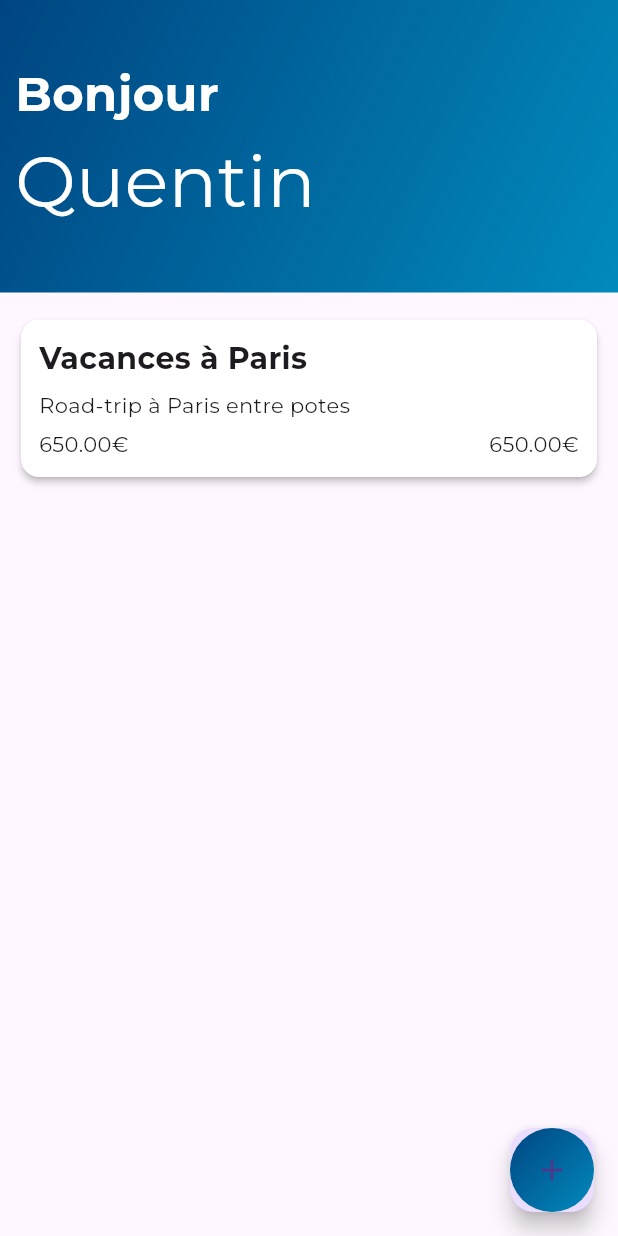
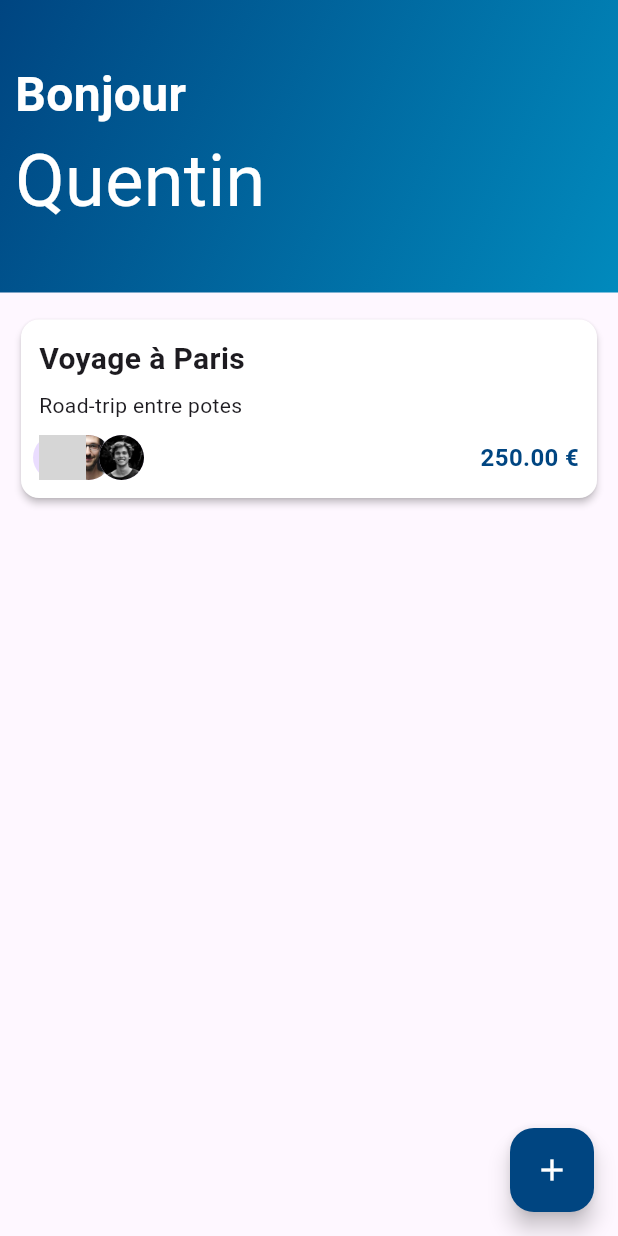
Before and after one commit to Torvaldi/ShareMyBill, a Flutter app: the screen it shows after launch, on a phone screen of 412 x 824 dp. Run offline on Flutter 3.47's test engine with Material 3 defaults, Android fonts, the phone set to English and light mode, and no system bars; project files that could hold a hidden picture were left out; grey boxes are pictures that could not be loaded.

Commit message:
Started adding a trip page view

```diff
--- /dev/null
+++ b/lib/Model/trip.dart
@@ -0,0 +1,7 @@
+class Trip {
+  final String title;
+  final String description;
+  final double price;
+
+  Trip({required this.title, required this.description, required this.price});
+}
--- /dev/null
+++ b/lib/Pages/Homepage/homepage.dart
@@ -0,0 +1,88 @@
+import 'package:flutter/material.dart';
+import 'package:share_my_bill/Model/trip.dart';
+import 'package:share_my_bill/Pages/Homepage/trip_card.dart';
+
+class Homepage extends StatefulWidget {
+  const Homepage({super.key});
+
+  @override
+  State<Homepage> createState() => _HomepageState();
+}
+
+class _HomepageState extends State<Homepage> {
+  List<Trip> trips = [
+    Trip(
+        title: 'Voyage à Paris',
+        description: "Road-trip entre potes",
+        price: 250)
+  ];
+
+  @override
+  Widget build(BuildContext context) {
+    return Scaffold(
+      body: SafeArea(
+        child: SingleChildScrollView(
+          child: Column(
+            mainAxisAlignment: MainAxisAlignment.start,
+            children: <Widget>[
+              Container(
+                width: double.infinity,
+                decoration: const BoxDecoration(
+                    gradient: LinearGradient(
+                  colors: [Color(0xFF004581), Color(0xFF018ABD)],
+                  begin: Alignment.topLeft,
+                  end: Alignment.bottomRight,
+                )),
+                child: Container(
+                  padding: const EdgeInsets.only(
+                      top: 40, bottom: 40, left: 10, right: 10),
+                  child: const Column(
+                    mainAxisAlignment: MainAxisAlignment.start,
+                    crossAxisAlignment: CrossAxisAlignment.start,
+                    children: [
+                      Text("Bonjour",
+                          style: TextStyle(
+                              fontSize: 32,
+                              color: Colors.white,
+                              fontWeight: FontWeight.bold)),
+                      Text("Quentin",
+                          style: TextStyle(fontSize: 48, color: Colors.white))
+                    ],
+                  ),
+                ),
+              ),
+              ListView.builder(
+                shrinkWrap: true,
+                itemCount: trips.length,
+                itemBuilder: (BuildContext context, int index) {
+                  return GestureDetector(
+                    onTap: () => Navigator.pushNamed(context, '/trip'),
+                    child: Container(
+                      width: double.infinity,
+                      padding: const EdgeInsets.only(
+                          left: 10, right: 10, top: 14, bottom: 85),
+                      child: TripCard(
+                        title: trips[index].title,
+                        description: trips[index].description,
+                        price: trips[index].price,
+                      ),
+                    ),
+                  );
+                },
+              ),
+            ],
+          ),
+        ),
+      ),
+      floatingActionButton: const FloatingActionButton(
+        onPressed: null,
+        tooltip: 'Increment',
+        backgroundColor: Color(0xFF004581),
+        child: Icon(
+          Icons.add,
+          color: Colors.white,
+        ),
+      ),
+    );
+  }
+}
--- a/lib/group_card.dart
+++ b/lib/Pages/Homepage/trip_card.dart
@@ -1,16 +1,16 @@
 import 'package:flutter/material.dart';
+import 'package:share_my_bill/components/stacked_avatars.dart';
 
-class GroupCard extends StatelessWidget {
+class TripCard extends StatelessWidget {
   final String title;
   final String description;
   final double price;
 
-  const GroupCard(
-      {Key? key,
+  const TripCard(
+      {super.key,
       required this.title,
       required this.price,
-      required this.description})
-      : super(key: key);
+      required this.description});
 
   @override
   Widget build(BuildContext context) {
@@ -30,17 +30,21 @@ class GroupCard extends StatelessWidget {
             ),
             const Padding(padding: EdgeInsets.only(bottom: 6.0)),
             Text(description, style: const TextStyle(fontSize: 14)),
-            const Padding(padding: EdgeInsets.only(bottom: 6.0)),
+            const Padding(padding: EdgeInsets.only(bottom: 10.0)),
             Row(
               mainAxisSize: MainAxisSize.max,
               crossAxisAlignment: CrossAxisAlignment.center,
               mainAxisAlignment: MainAxisAlignment.spaceBetween,
               children: [
-                Text('${price.toStringAsFixed(2)}€'),
+                const StackedAvatars(),
                 Text(
-                  '${price.toStringAsFixed(2)}€',
-                  style: const TextStyle(fontSize: 14),
-                )
+                  '${price.toStringAsFixed(2)} €',
+                  style: const TextStyle(
+                    fontSize: 16,
+                    fontWeight: FontWeight.bold,
+                    color: Color(0xFF004581),
+                  ),
+                ),
               ],
             )
           ],
--- /dev/null
+++ b/lib/Pages/Trip/trip_page.dart
@@ -0,0 +1,22 @@
+import 'package:flutter/material.dart';
+
+class TripPage extends StatefulWidget {
+  const TripPage({super.key});
+
+  @override
+  State<TripPage> createState() => _TripPageState();
+}
+
+class _TripPageState extends State<TripPage> {
+  @override
+  Widget build(BuildContext context) {
+    return Scaffold(
+      appBar: AppBar(
+        title: const Text('Trip'),
+      ),
+      body: const Center(
+        child: Text('Trip page'),
+      ),
+    );
+  }
+}
--- /dev/null
+++ b/lib/components/stacked_avatars.dart
@@ -0,0 +1,100 @@
+import 'package:flutter/material.dart';
+
+class StackedAvatars extends StatefulWidget {
+  const StackedAvatars({super.key});
+
+  @override
+  State<StackedAvatars> createState() => _StackedAvatarsState();
+}
+
+class _StackedAvatarsState extends State<StackedAvatars> {
+  final GlobalKey _layoutBuilder = GlobalKey();
+
+// 24 avatars
+  List<String> avatars = [
+    "personne_1.jpg",
+    "personne_2.jpg",
+    "personne_3.jpg",
+    // "personne_1.jpg",
+    // "personne_2.jpg",
+    // "personne_3.jpg",
+    // "personne_1.jpg",
+    // "personne_2.jpg",
+    // "personne_3.jpg",
+    // "personne_1.jpg",
+    // "personne_2.jpg",
+    // "personne_3.jpg",
+    // "personne_1.jpg",
+    // "personne_2.jpg",
+    // "personne_3.jpg",
+    // "personne_1.jpg",
+    // "personne_2.jpg",
+    // "personne_3.jpg",
+    // "personne_1.jpg",
+    // "personne_2.jpg",
+    // "personne_3.jpg",
+    // "personne_1.jpg",
+    // "personne_2.jpg",
+    // "personne_3.jpg"
+  ];
+
+  int numberOfAvatarsToDisplay(double maxWidth) {
+    int calculatedNumberOfAvatars = (maxWidth - 10) ~/ (30 * 0.75);
+
+    if (calculatedNumberOfAvatars > avatars.length) {
+      return avatars.length;
+    } else {
+      return calculatedNumberOfAvatars - 1;
+    }
+  }
+
+  @override
+  Widget build(BuildContext context) {
+    return Expanded(
+      child: LayoutBuilder(
+        key: _layoutBuilder,
+        builder: (context, constraints) {
+          int numberOfAvatars = numberOfAvatarsToDisplay(constraints.maxWidth);
+
+          return Column(
+            children: [
+              SizedBox(
+                height: 30,
+                width: constraints.maxWidth,
+                child: ListView.builder(
+                  scrollDirection: Axis.horizontal,
+                  physics: const NeverScrollableScrollPhysics(),
+                  itemCount: numberOfAvatars == avatars.length
+                      ? numberOfAvatars
+                      : numberOfAvatars + 1,
+                  itemBuilder: (context, index) {
+                    if (index != numberOfAvatars) {
+                      return Align(
+                        widthFactor: 0.55,
+                        child: CircleAvatar(
+                          backgroundImage: AssetImage(
+                            "assets/images/${avatars[index]}",
+                          ),
+                        ),
+                      );
+                    } else {
+                      return Align(
+                        widthFactor: 0.55,
+                        child: CircleAvatar(
+                          child: Text(
+                            "+${avatars.length - numberOfAvatars}",
+                            style: const TextStyle(fontSize: 12),
+                          ),
+                        ),
+                      );
+                    }
+                  },
+                ),
+              ),
+            ],
+          );
+        },
+      ),
+    );
+  }
+}
--- a/lib/main.dart
+++ b/lib/main.dart
@@ -1,12 +1,13 @@
 import 'package:flutter/material.dart';
-import 'package:share_my_bill/group_card.dart';
+import 'package:share_my_bill/Pages/Homepage/homepage.dart';
+import 'package:share_my_bill/Pages/Trip/trip_page.dart';
 
 void main() {
   runApp(const MyApp());
 }
 
 class MyApp extends StatelessWidget {
-  const MyApp({Key? key}) : super(key: key);
+  const MyApp({super.key});
 
   // This widget is the root of your application.
   @override
@@ -14,33 +15,16 @@ class MyApp extends StatelessWidget {
     return MaterialApp(
       title: 'Flutter Demo',
       theme: ThemeData(
-          // This is the theme of your application.
-          //
-          // Try running your application with "flutter run". You'll see the
-          // application has a blue toolbar. Then, without quitting the app, try
-          // changing the primarySwatch below to Colors.green and then invoke
-          // "hot reload" (press "r" in the console where you ran "flutter run",
-          // or simply save your changes to "hot reload" in a Flutter IDE).
-          // Notice that the counter didn't reset back to zero; the application
-          // is not restarted.
-          primarySwatch: Colors.blue,
-          fontFamily: "MontSerrat"),
+        primarySwatch: Colors.blue,
+        fontFamily: "MontSerrat",
+      ),
       home: const MyHomePage(title: 'Flutter Demo Home Page'),
     );
   }
 }
 
 class MyHomePage extends StatefulWidget {
-  const MyHomePage({Key? key, required this.title}) : super(key: key);
-
-  // This widget is the home page of your application. It is stateful, meaning
-  // that it has a State object (defined below) that contains fields that affect
-  // how it looks.
-
-  // This class is the configuration for the state. It holds the values (in this
-  // case the title) provided by the parent (in this case the App widget) and
-  // used by the build method of the State. Fields in a Widget subclass are
-  // always marked "final".
+  const MyHomePage({super.key, required this.title});
 
   final String title;
 
@@ -51,66 +35,11 @@ class MyHomePage extends StatefulWidget {
 class _MyHomePageState extends State<MyHomePage> {
   @override
   Widget build(BuildContext context) {
-    return Scaffold(
-        body: SafeArea(
-          child: SingleChildScrollView(
-            child: Column(
-              mainAxisAlignment: MainAxisAlignment.start,
-              children: <Widget>[
-                Container(
-                  width: double.infinity,
-                  decoration: const BoxDecoration(
-                      gradient: LinearGradient(
-                    colors: [Color(0xFF004581), Color(0xFF018ABD)],
-                    begin: Alignment.topLeft,
-                    end: Alignment.bottomRight,
-                  )),
-                  child: Container(
-                    padding: const EdgeInsets.only(
-                        top: 40, bottom: 40, left: 10, right: 10),
-                    child: const Column(
-                      mainAxisAlignment: MainAxisAlignment.start,
-                      crossAxisAlignment: CrossAxisAlignment.start,
-                      children: [
-                        Text("Bonjour",
-                            style: TextStyle(
-                                fontSize: 32,
-                                color: Colors.white,
-                                fontWeight: FontWeight.bold)),
-                        Text("Quentin",
-                            style: TextStyle(fontSize: 48, color: Colors.white))
-                      ],
-                    ),
-                  ),
-                ),
-                Container(
-                  width: double.infinity,
-                  padding: const EdgeInsets.only(
-                      left: 10, right: 10, top: 14, bottom: 85),
-                  child: const GroupCard(
-                      title: "Vacances à Paris",
-                      description: "Road-trip à Paris entre potes",
-                      price: 650.00),
-                )
-              ],
-            ),
-          ),
-        ),
-        floatingActionButton: FloatingActionButton(
-          onPressed: null,
-          tooltip: 'Increment',
-          child: Container(
-            width: 60,
-            height: 60,
-            decoration: const BoxDecoration(
-                shape: BoxShape.circle,
-                gradient: LinearGradient(
-                  colors: [Color(0xFF004581), Color(0xFF018ABD)],
-                  begin: Alignment.topLeft,
-                  end: Alignment.bottomRight,
-                )),
-            child: const Icon(Icons.add),
-          ),
-        ));
+    return MaterialApp(
+      routes: {
+        '/': (context) => const Homepage(),
+        '/trip': (context) => const TripPage(),
+      },
+    );
   }
 }
--- a/pubspec.yaml
+++ b/pubspec.yaml
@@ -34,6 +34,7 @@ dependencies:
   # The following adds the Cupertino Icons font to your application.
   # Use with the CupertinoIcons class for iOS style icons.
   cupertino_icons: ^1.0.6
+  logger: ^2.0.2+1
 
 dev_dependencies:
   flutter_test:
```
Also changed, not shown: pubspec.lock.
